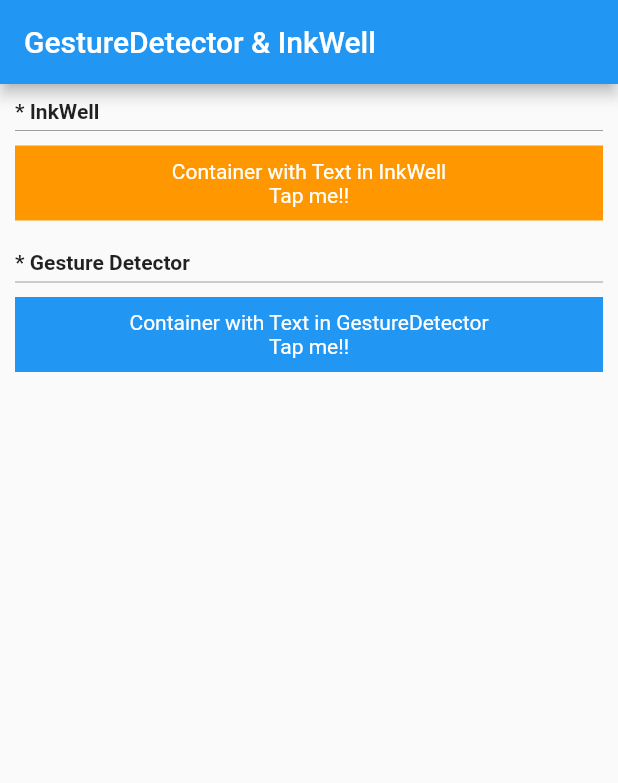
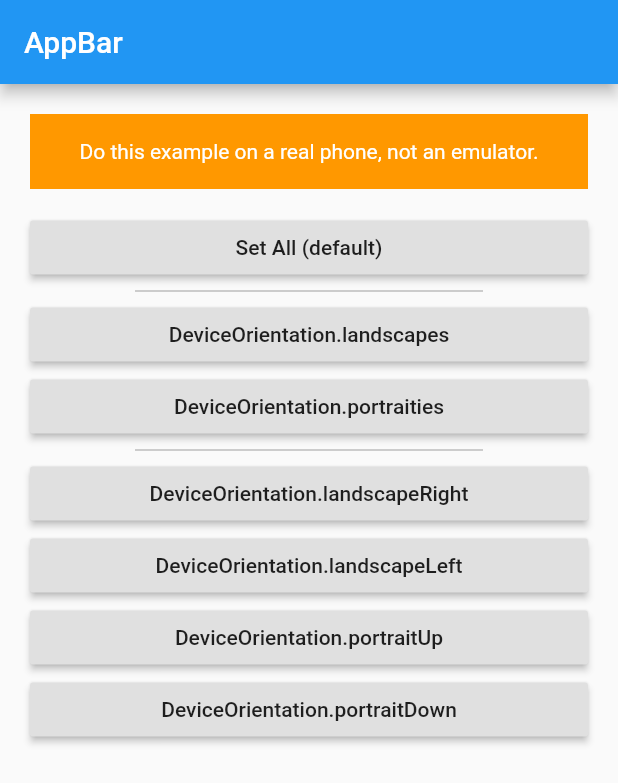
Before and after one commit to miji-lee-developer/flutter_examples, a Flutter app: the screen it shows after launch, on a phone screen of 412 x 824 dp. Shown: the top 783 px of the screen. Run offline on Flutter 3.47's test engine with Material 2 defaults, Android fonts, the phone set to English and light mode, and no system bars.

Commit message:
Day 16. example - Screen Orientations

```diff
--- a/lib/main.dart
+++ b/lib/main.dart
@@ -1,4 +1,5 @@
 import 'package:flutter/material.dart';
+import 'package:flutter/services.dart';
 
 void main() => runApp(MyApp());
 
@@ -11,130 +12,131 @@ class MyApp extends StatelessWidget {
         primarySwatch: Colors.blue,
         visualDensity: VisualDensity.adaptivePlatformDensity,
       ),
-      home: GestureDetectorDemo(title: 'GestureDetector & InkWell'),
+      home: ScreenOrientationsDemo(title: 'AppBar'),
     );
   }
 }
 
-GestureDetectorDemoState pageState;
+ScreenOrientationsDemoState pageState;
 
-class GestureDetectorDemo extends StatefulWidget {
-  GestureDetectorDemo({Key key, this.title}) : super(key: key);
+class ScreenOrientationsDemo extends StatefulWidget {
+  ScreenOrientationsDemo({Key key, this.title}) : super(key: key);
 
   final String title;
 
   @override
-  GestureDetectorDemoState createState() {
-    pageState = GestureDetectorDemoState();
+  ScreenOrientationsDemoState createState() {
+    pageState = ScreenOrientationsDemoState();
     return pageState;
   }
 }
 
-class GestureDetectorDemoState extends State<GestureDetectorDemo> {
-  final scaffoldKey = GlobalKey<ScaffoldState>();
-
+class ScreenOrientationsDemoState extends State<ScreenOrientationsDemo> {
   @override
   Widget build(BuildContext context) {
     return Scaffold(
-      key: scaffoldKey,
       appBar: AppBar(title: Text(widget.title)),
-      body: ListView(
-        children: <Widget>[
-          myTitle("InkWell"),
-          InkWell(
-            child: Container(
+      body: Padding(
+        padding: const EdgeInsets.all(20),
+        child: ListView(
+          children: <Widget> [
+            Container(
               height: 50,
               color: Colors.orange,
               alignment: Alignment(0, 0),
-              margin: const EdgeInsets.all(10),
+              margin: const EdgeInsets.only(bottom: 15),
               child: Text(
-                "Container with Text in InkWell\nTap me!!",
-                textAlign: TextAlign.center,
+                "Do this example on a real phone, not an emulator.",
                 style: TextStyle(color: Colors.white),
               ),
             ),
-            onTap: () {
-              showSnackBar("InkWell - onTap");
+            Container(
+              width: 300,
+              child: RaisedButton(
+                child: Text("Set All (default)"),
+                onPressed: () {
+                  SystemChrome.setPreferredOrientations([
+                    DeviceOrientation.portraitUp,
+                    DeviceOrientation.portraitDown,
+                    DeviceOrientation.landscapeLeft,
+                    DeviceOrientation.landscapeRight,
+                  ]);
                 },
-            onDoubleTap: () {
-              showSnackBar("InkWell - onDoubleTap");
-            },
-            onTapDown: (value) {
-              showSnackBar("InkWell - onTapDown");
-            },
-            onTapCancel: () {
-              showSnackBar("InkWell - onTapCancel");
-            },
-            onLongPress: () {
-              showSnackBar("InkWell - onLongPress");
-            },
-          ),
-          myTitle("Gesture Detector"),
-          GestureDetector(
-            child: Container(
-              height: 50,
-              color: Colors.blue,
-              alignment: Alignment(0, 0),
-              margin: const EdgeInsets.all(10),
-              child: Text(
-                "Container with Text in GestureDetector\nTap me!!",
-                textAlign: TextAlign.center,
-                style: TextStyle(color: Colors.white),
-              ),
-            ),
-            onTap: () {
-              showSnackBar("GestureDetector - onTap");
-            },
-            onDoubleTap: () {
-              showSnackBar("GestureDetector - onDoubleTap");
-            },
-            onTapDown: (value) {
-              showSnackBar("GestureDetector - onTapDown");
-            },
-            onTapCancel: () {
-              showSnackBar("GestureDetector - onTapCancel");
-            },
-            onLongPress: () {
-              showSnackBar("GestureDetector - onLongPress");
-            },
-          ),
-        ],
-      ),
-    );
-  }
-
-  myTitle(String title) {
-    return Column(
-      children: <Widget>[
-        Container(
-          alignment: Alignment(-1, 0),
-          padding: const EdgeInsets.only(left: 10, top: 10, bottom: 5),
-          child: Text(
-            "* $title",
-            style: TextStyle(fontWeight: FontWeight.bold),
               ),
             ),
             Divider(
+              height: 10,
               color: Colors.grey,
-          height: 0,
-          indent: 10,
-          endIndent: 10,
+              indent: 70,
+              endIndent: 70,
+            ),
+            Container(
+              width: 300,
+              child: RaisedButton(
+                child: Text("DeviceOrientation.landscapes"),
+                onPressed: () {
+                  SystemChrome.setPreferredOrientations([
+                    DeviceOrientation.landscapeLeft,
+                    DeviceOrientation.landscapeRight,
+                  ]);
+                },
+              ),
+            ),
+            Container(
+              width: 300,
+              child: RaisedButton(
+                child: Text("DeviceOrientation.portraities"),
+                onPressed: () {
+                  SystemChrome.setPreferredOrientations([
+                    DeviceOrientation.portraitUp,
+                    DeviceOrientation.portraitDown,
+                  ]);
+                },
+              ),
+            ),
+            Divider(
+              height: 10,
+              color: Colors.grey,
+              indent: 70,
+              endIndent: 70,
+            ),
+            Container(
+              width: 300,
+              child: RaisedButton(
+                child: Text("DeviceOrientation.landscapeRight"),
+                onPressed: () {
+                  SystemChrome.setPreferredOrientations([DeviceOrientation.landscapeRight]);
+                },
+              ),
+            ),
+            Container(
+              width: 300,
+              child: RaisedButton(
+                child: Text("DeviceOrientation.landscapeLeft"),
+                onPressed: () {
+                  SystemChrome.setPreferredOrientations([DeviceOrientation.landscapeLeft]);
+                },
+              ),
+            ),
+            Container(
+              width: 300,
+              child: RaisedButton(
+                child: Text("DeviceOrientation.portraitUp"),
+                onPressed: () {
+                  SystemChrome.setPreferredOrientations([DeviceOrientation.portraitUp]);
+                },
+              ),
+            ),
+            Container(
+              width: 300,
+              child: RaisedButton(
+                child: Text("DeviceOrientation.portraitDown"),
+                onPressed: () {
+                  SystemChrome.setPreferredOrientations([DeviceOrientation.portraitDown]);
+                },
+              ),
             ),
           ],
-    );
-  }
-
-  showSnackBar(String message) {
-    scaffoldKey.currentState
-        ..hideCurrentSnackBar()
-        ..showSnackBar(
-          SnackBar(
-            content: Text(message),
-            backgroundColor: Colors.blue,
-            action: SnackBarAction(
-              label: "Done",
-              textColor: Colors.white,
-              onPressed: () {},
         ),
       ),
     );
```
Lines whose indentation alone changed are shown as unchanged.
